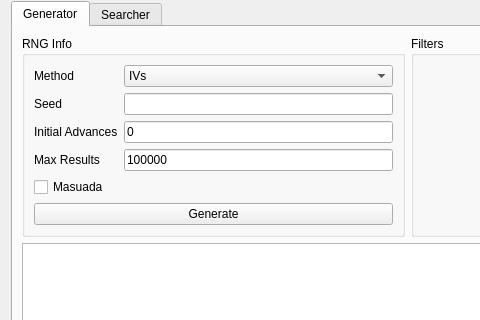
Above: Forms/Gen4/Eggs4.ui from Admiral-Fish/PokeFinder before the change; both pictures show x 0 to 480 and y 107 to 427 of the 1200 by 700 pixel window. Below: the same form after it.
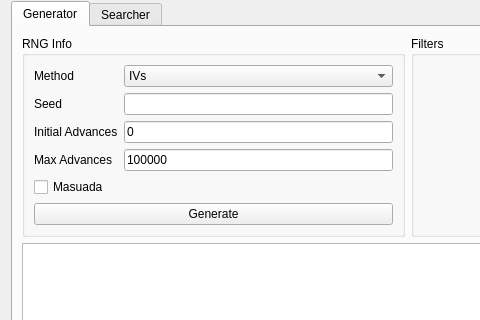
That is the form after the change. Custom widgets are drawn as their Qt base class.

Commit message: Rename maxResults to maxAdvances

```diff
--- a/Forms/Gen4/Eggs4.ui
+++ b/Forms/Gen4/Eggs4.ui
@@ -141,7 +141,7 @@
           <item row="3" column="0">
            <widget class="QLabel" name="labelGeneratorMaxResults">
             <property name="text">
-             <string>Max Results</string>
+             <string>Max Advances</string>
             </property>
            </widget>
           </item>
```
Left out of the diff: 6 changed lines with no effect on the pictures. The commit also changes 72 other files.
